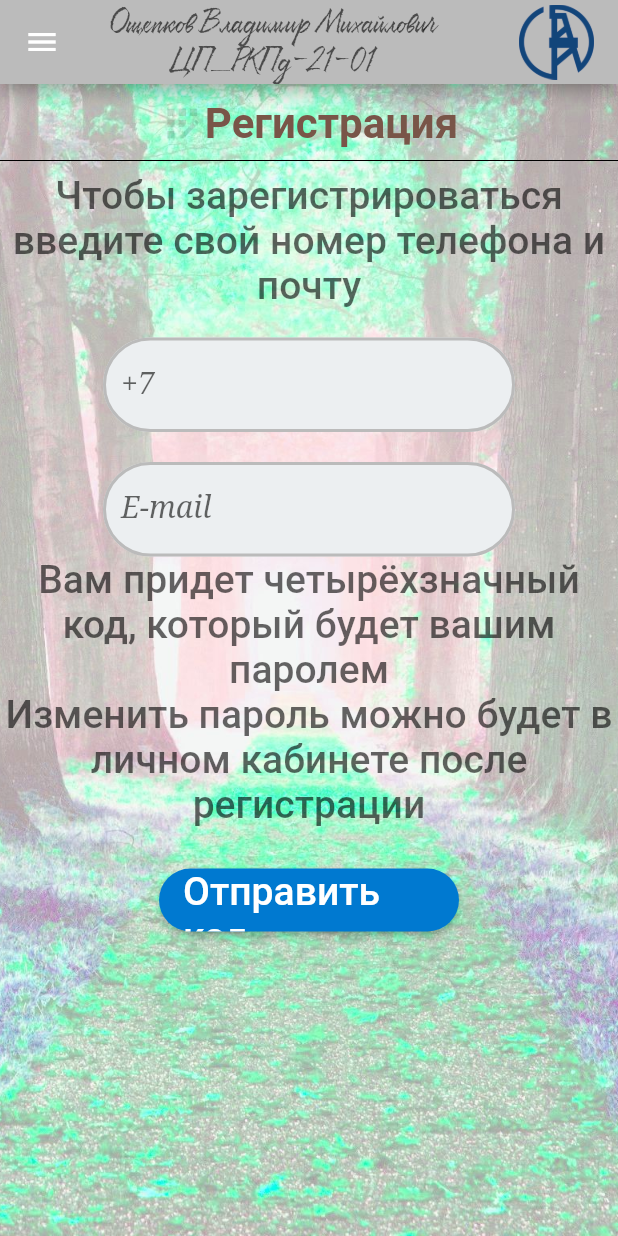
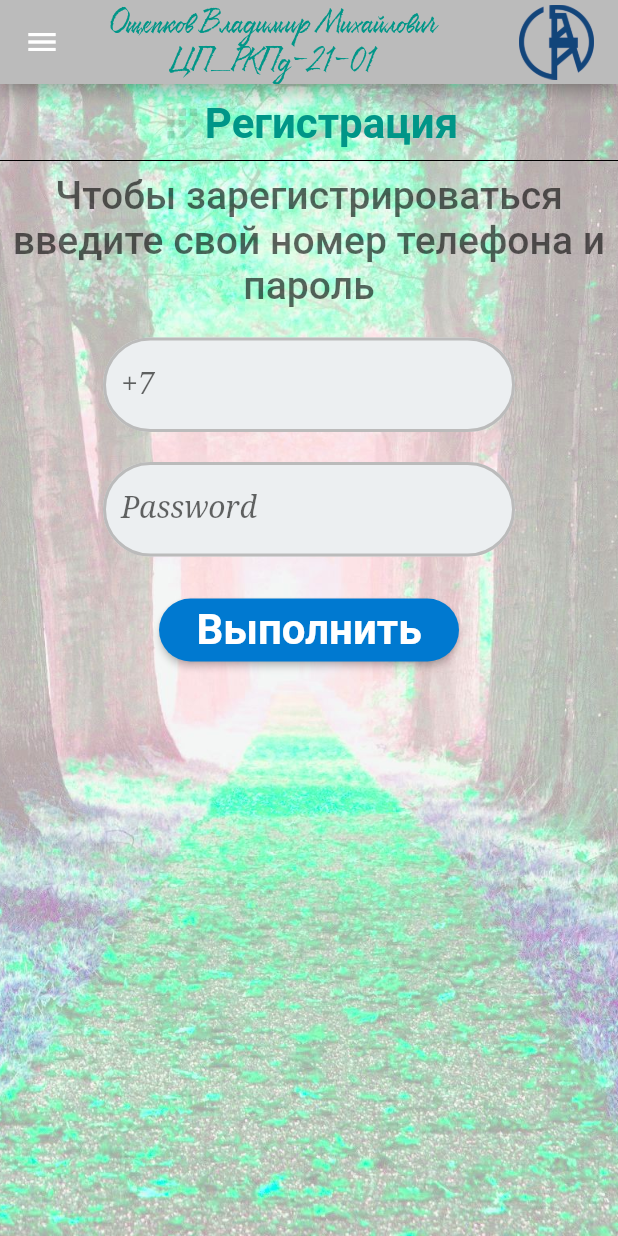
Before and after one commit to winsightnsk/ugntu, a Flutter app: the EnterPage screen opened by its route, after a tap on "Регистрация", on a phone screen of 412 x 824 dp. Run offline on Flutter 3.47's test engine with Material 2 defaults, Android fonts, the phone set to English and light mode, and no system bars; our stand-ins replace shared_preferences; accounts and stored records are empty; network calls fail; Roboto replaces fonts that are missing (gabriola).

Commit message:
Итоговая - готов регпэйдж

```diff
--- a/lib/enterpage.dart
+++ b/lib/enterpage.dart
@@ -91,13 +91,10 @@ class EnterPage extends StatelessWidget {
                     ElevatedButton(
                       style: ElevatedButton.styleFrom(
                         primary: const Color(0xFF7998AC),
-                        shape: RoundedRectangleBorder(
-                          borderRadius: BorderRadius.circular(36)
-                        )
+                        shape: RoundedRectangleBorder(borderRadius: BorderRadius.circular(36))
                       ),
                       onPressed: () => Navigator.pushNamed(context, ShowList.rote),
-                      child: const Text('Войти', style: TextStyle(fontFamily: 'gabriola', fontSize: 26))
-                    )
+                      child: Text('Войти', style: Theme.of(context).textTheme.headline1?.copyWith(color: Colors.white)))
                 ),
                 const SizedBox(height: 30,),
                 InkWell(
--- a/lib/regpage.dart
+++ b/lib/regpage.dart
@@ -1,10 +1,43 @@
+import 'package:berkana/enterpage.dart';
 import 'package:berkana/widget_totalbar.dart';
 import 'package:flutter/material.dart';
+import 'package:shared_preferences/shared_preferences.dart';
 import 'main.dart';
 
-class RegPage extends StatelessWidget {
+class RegPage extends StatefulWidget {
   static String rote = 'RegPage';
   const RegPage({Key? key}) : super(key: key);
+  @override
+  State<RegPage> createState() => _RegPageState();
+}
+
+class _RegPageState extends State<RegPage> {
+  late TextEditingController _controller;
+  late TextEditingController _controller1;
+  void _regChel() async {
+    final prefs = await SharedPreferences.getInstance();
+    if (_controller.text.length==10 && _controller1.text!=''){
+      try {
+        int.parse(_controller.text);
+        prefs.setString(_controller.text, _controller1.text);
+        Navigator.pushNamed(context, EnterPage.rote);
+      }
+      catch (e) {
+        showFiga(context);
+      }
+    } else {
+      showFiga(context);
+    }
+  }
+
+  @override
+  void initState(){
+    super.initState();
+    _controller=TextEditingController(text: '');
+    _controller1=TextEditingController(text: '');
+    setState(() {
+    });
+  }
 
   @override
   Widget build(BuildContext context) {
@@ -32,12 +65,12 @@ class RegPage extends StatelessWidget {
                     color: Colors.black12,
                     size: 30.0,
                   ),
-                  Text('Регистрация', style: Theme.of(context).textTheme.headline1),
+                  Text('Регистрация', style: Theme.of(context).textTheme.headline1?.copyWith(color: Colors.teal)),
                   Expanded(child: Container()),
                 ],
               ),
               const Divider(color: Colors.black),
-              Text('Чтобы зарегистрироваться введите свой номер телефона и почту',
+              Text('Чтобы зарегистрироваться введите свой номер телефона и пароль',
                 textAlign: TextAlign.center,
                 style: Theme.of(context).textTheme.bodyText1
               ),
@@ -45,13 +78,14 @@ class RegPage extends StatelessWidget {
               Row(
                 children: [
                   Expanded(flex:1, child: Container()),
-                  const Expanded(flex:4,
+                  Expanded(flex:4,
                     child: SizedBox(//width: 224,
                       child: TextField(
+                        controller: _controller,
                         keyboardType: TextInputType.number,
-                        style: TextStyle(fontFamily: 'DroidSerif', fontSize: 20,),
+                        style: const TextStyle(fontFamily: 'DroidSerif', fontSize: 20,),
                         textAlign: TextAlign.center,
-                        decoration: InputDecoration(
+                        decoration: const InputDecoration(
                           filled: true,
                           fillColor: Color(0xFFeceff1),
                           enabledBorder: borderStyle,
@@ -68,31 +102,25 @@ class RegPage extends StatelessWidget {
               Row(
                 children: [
                   Expanded(flex:1, child: Container()),
-                  const Expanded(flex:4,
+                  Expanded(flex:4,
                     child: SizedBox(width: 224,
                       child: TextField(
-                        style: TextStyle(fontFamily: 'DroidSerif', fontSize: 20,),
+                        controller: _controller1,
+                        obscureText: true,
+                        style: const TextStyle(fontFamily: 'DroidSerif', fontSize: 20,),
                         textAlign: TextAlign.center,
-                        decoration: InputDecoration(
+                        decoration: const InputDecoration(
                           filled: true,
                           fillColor: Color(0xFFeceff1),
                           enabledBorder: borderStyle,
                           focusedBorder: borderStyle,
-                          labelText: 'E-mail',
+                          labelText: 'Password',
                         ),
                       ),
                     ),
                   ),
                   Expanded(flex:1, child: Container()),
                 ],
-              ),
-              Text('Вам придет четырёхзначный код, который будет вашим паролем',
-                textAlign: TextAlign.center,
-                style: Theme.of(context).textTheme.bodyText1
-              ),
-              Text('Изменить пароль можно будет в личном кабинете после регистрации',
-                  textAlign: TextAlign.center,
-                  style: Theme.of(context).textTheme.bodyText1
               ),
               const SizedBox(height: 28,),
               SizedBox(
@@ -106,8 +134,8 @@ class RegPage extends StatelessWidget {
                               borderRadius: BorderRadius.circular(36)
                           )
                       ),
-                      onPressed: () {},
-                      child: const Text('Отправить код', style: TextStyle(fontFamily: 'gabriola', fontSize: 26))
+                      onPressed: () => _regChel(),
+                      child: Text('Выполнить', style: Theme.of(context).textTheme.headline1?.copyWith(color: Colors.white))
                   )
               ),
             ],
--- a/lib/widget_totalbar.dart
+++ b/lib/widget_totalbar.dart
@@ -10,11 +10,11 @@ PreferredSizeWidget? totalBar(BuildContext context) {
             Text('Ощепков Владимир Михайлович', style: Theme
                 .of(context)
                 .textTheme
-                .bodyText2),
+                .bodyText2?.copyWith(color: Colors.teal)),
             Text('ЦП_РКПд-21-01', style: Theme
                 .of(context)
                 .textTheme
-                .bodyText2),
+                .bodyText2?.copyWith(color: Colors.teal)),
           ],
         ),
         Expanded(child: Container(),),
```
Also changed, not shown: lib/main.dart (+18 -0 lines).
